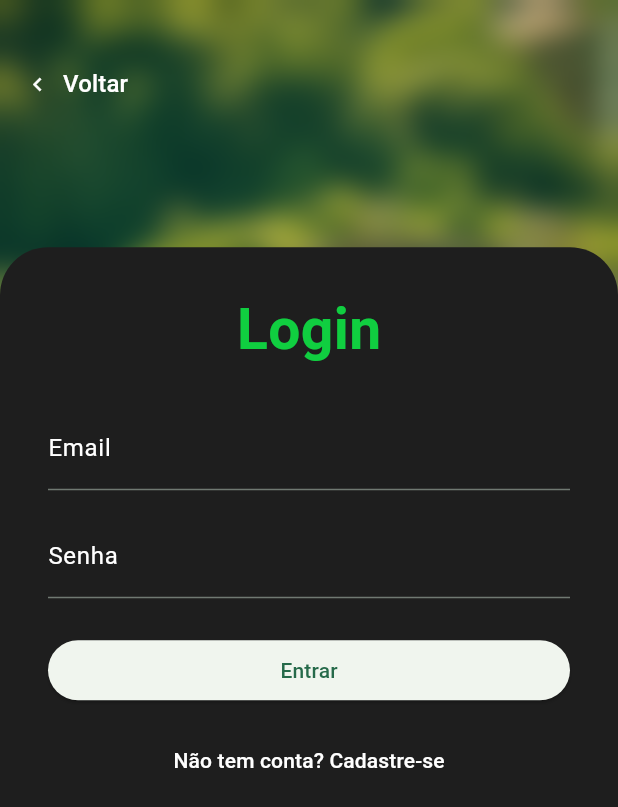
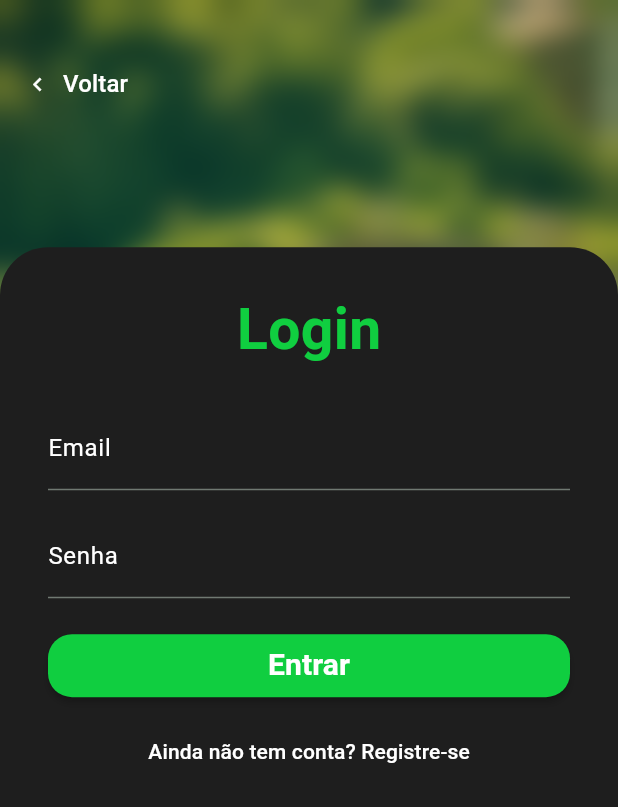
Before and after one commit to DiRezze/smart_house_app, a Flutter app: the screen it shows after launch, after a tap on "Login", on a phone screen of 412 x 824 dp. Shown: the top 807 px of the screen. Run offline on Flutter 3.47's test engine with Material 3 defaults, Android fonts, the phone set to English and light mode, and no system bars; our stand-ins replace firebase_auth, firebase_core, flutter_dotenv; accounts and stored records are empty.

Commit message:
feat(widgets): add landing_button component

```diff
--- a/lib/screens/landing_page.dart
+++ b/lib/screens/landing_page.dart
@@ -1,5 +1,6 @@
 import 'package:flutter/material.dart';
 import 'package:smart_house_app/theme/app_colors.dart';
+import 'package:smart_house_app/widgets/landing_button.dart';
 
 class LandingPage extends StatelessWidget{
 
@@ -7,7 +8,9 @@ class LandingPage extends StatelessWidget{
 
   @override
   Widget build(BuildContext context){
-    return Scaffold(
+    return PopScope(
+      canPop: false,
+      child: Scaffold(
         body: Stack(
           fit: StackFit.expand,
           children: [
@@ -60,50 +63,16 @@ class LandingPage extends StatelessWidget{
                         ),
                       ),
 
-                    SizedBox(
-                      width: double.infinity,
-                      height: 42,
-                      child: ElevatedButton(
-                        style: ElevatedButton.styleFrom(
-                            backgroundColor: AppColors.primary,
-                            shape: RoundedRectangleBorder(borderRadius: BorderRadius.all(Radius.circular(16)))
-                        ),
-                        onPressed: () {
-                          Navigator.of(context).pushNamed('/login');
-                        },
-                        child: Text("Login",
-                          style: TextStyle(
-                            color: Colors.white,
-                            fontSize: 20,
-                            fontWeight: FontWeight.w700,
-                          ),
+                      LandingButton(
+                          text: "Login",
+                          primary: true,
+                          onPressed: () => Navigator.of(context).pushNamed('/login')
                       ),
 
-                      ),
-
-                    ),
-
-                    SizedBox(
-                      width: double.infinity,
-                      height: 42,
-                      child: ElevatedButton(
-                        style: ElevatedButton.styleFrom(
-                            backgroundColor: Colors.transparent, side: BorderSide(color: AppColors.primary, width: 2),
-                            shape: RoundedRectangleBorder(borderRadius: BorderRadius.all(Radius.circular(16)))
-                        ),
-                        onPressed: () {
-                          Navigator.of(context).pushNamed('/signup');
-                        },
-                        child: Text("Cadastro",
-                          style: TextStyle(
-                            color: AppColors.primary,
-                            fontSize: 20,
-                            fontWeight: FontWeight.w700,
-                          ),
-                        ),
-
-                      ),
-
+                      LandingButton(
+                          text: "Cadastro",
+                          primary: false,
+                          onPressed: () => Navigator.of(context).pushNamed('/signup')
                       ),
 
                       Padding(
@@ -127,6 +96,8 @@ class LandingPage extends StatelessWidget{
 
           ],
         ),
+      ),
     );
+
   }
 }
--- a/lib/screens/login_page.dart
+++ b/lib/screens/login_page.dart
@@ -1,5 +1,6 @@
 import 'package:flutter/material.dart';
 import 'package:smart_house_app/services/auth_service.dart';
+import 'package:smart_house_app/widgets/landing_button.dart';
 import 'package:smart_house_app/widgets/layouts/auth_layout.dart';
 
 class LoginPage extends StatefulWidget {
@@ -71,18 +72,27 @@ class _LoginPageState extends State<LoginPage> {
               onSaved: (value) => _password = value!,
             ),
             const SizedBox(height: 24),
-            ElevatedButton(
+            LandingButton(
+              text: "Entrar",
+              primary: true,
               onPressed: _isLoading ? null : _login,
               child: _isLoading
-                  ? const CircularProgressIndicator()
-                  : const Text("Entrar"),
+                  ? SizedBox(
+                width: 24,
+                height: 24,
+                child: CircularProgressIndicator(
+                  color: Colors.white,
+                  strokeWidth: 2,
+                ),
+              )
+                  : null,
             ),
             const SizedBox(height: 12),
             TextButton(
               onPressed: () {
                 Navigator.pushReplacementNamed(context, '/signup');
               },
-              child: const Text("Não tem conta? Cadastre-se", style: TextStyle(color: Colors.white)),
+              child: const Text("Ainda não tem conta? Registre-se", style: TextStyle(color: Colors.white)),
             ),
           ],
         ),
--- a/lib/screens/signup_page.dart
+++ b/lib/screens/signup_page.dart
@@ -1,4 +1,5 @@
 import 'package:flutter/material.dart';
+import 'package:smart_house_app/widgets/landing_button.dart';
 import 'package:smart_house_app/widgets/layouts/auth_layout.dart';
 import 'package:smart_house_app/services/auth_service.dart';
 
@@ -78,9 +79,16 @@ class _SignupPageState extends State<SignupPage> {
             const SizedBox(height: 24),
             _isLoading
                 ? const CircularProgressIndicator()
-                : ElevatedButton(
-              onPressed: _submit,
-              child: const Text('Cadastrar'),
+                : LandingButton(text: "Cadastrar",
+                primary: true,
+                onPressed: _submit
+            ),
+            const SizedBox(height: 12),
+            TextButton(
+              onPressed: () {
+                Navigator.pushReplacementNamed(context, '/login');
+              },
+              child: const Text("Já tem uma conta? Entre agora mesmo", style: TextStyle(color: Colors.white)),
             ),
           ],
         ),
--- /dev/null
+++ b/lib/widgets/landing_button.dart
@@ -0,0 +1,47 @@
+import 'package:flutter/material.dart';
+import 'package:smart_house_app/theme/app_colors.dart';
+
+class LandingButton extends StatelessWidget {
+  final String text;
+  final bool primary;
+  final VoidCallback? onPressed;
+  final Widget? child;
+
+  const LandingButton({
+    super.key,
+    required this.text,
+    required this.primary,
+    required this.onPressed,
+    this.child
+  });
+
+  @override
+  Widget build(BuildContext context) {
+    return SizedBox(
+        width: double.infinity,
+        height: 42,
+        child: ElevatedButton(
+          style: ElevatedButton.styleFrom(
+            backgroundColor: primary ? AppColors.primary : Colors.transparent,
+            foregroundColor: primary ? Colors.white : AppColors.primary,
+            side: primary ? null : BorderSide(color: AppColors.primary, width: 2),
+            shape: RoundedRectangleBorder(
+              borderRadius: BorderRadius.circular(16),
+            ),
+            elevation: primary ? 2 : 0,
+          ),
+          onPressed: onPressed,
+          child: child ??
+              Text(
+                text,
+                style: TextStyle(
+                  fontSize: 20,
+                  fontWeight: FontWeight.w700,
+                  color: primary ? Colors.white : AppColors.primary,
+                ),
+              ),
+      ),
+    );
+  }
+
+}
```
Lines whose indentation alone changed are shown as unchanged.
